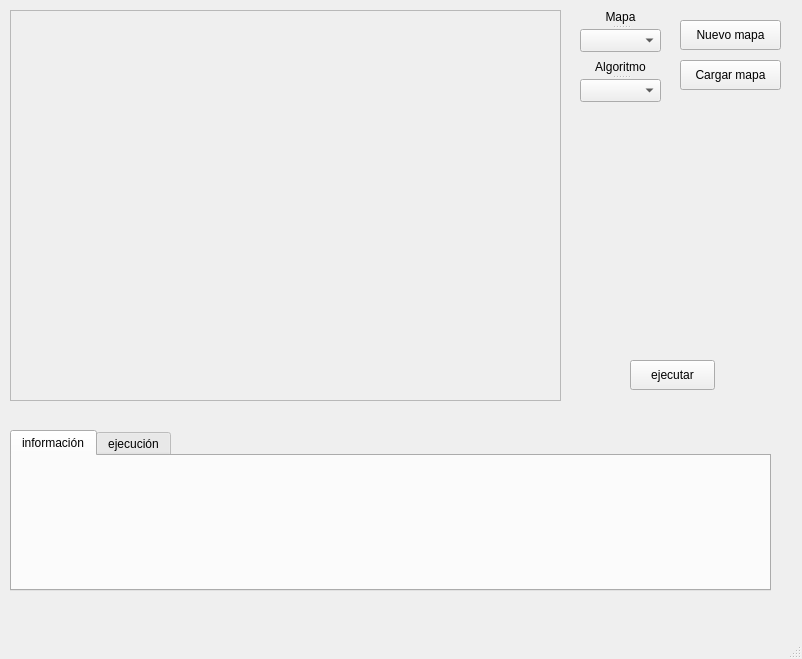
Old version of the form gui_src/tsp_gui.ui in the repository Bercero/Tsp_coa.
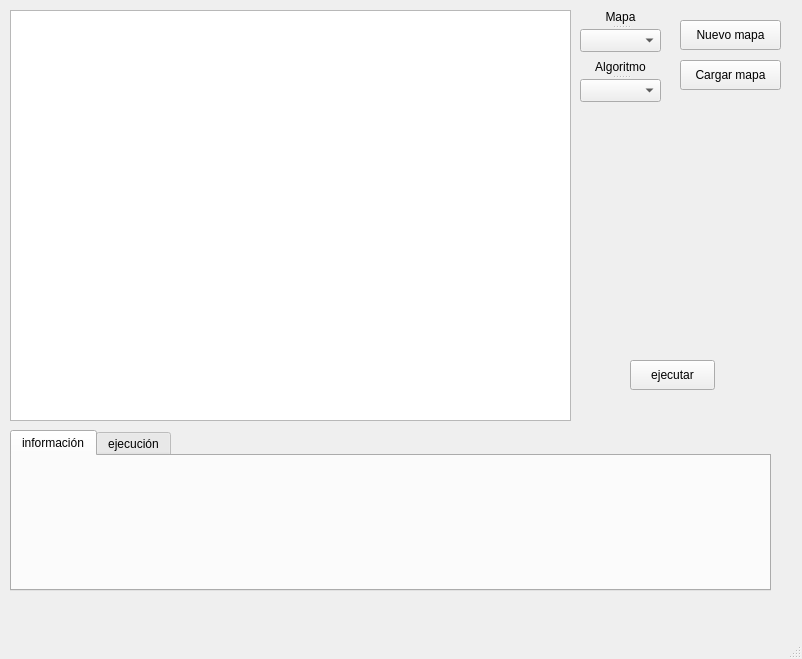
New version of the form.

```diff
--- a/gui_src/tsp_gui.ui
+++ b/gui_src/tsp_gui.ui
@@ -14,22 +14,6 @@
    <string>TSP ACO</string>
   </property>
   <widget class="QWidget" name="centralwidget">
-   <widget class="QFrame" name="frame">
-    <property name="geometry">
-     <rect>
-      <x>10</x>
-      <y>10</y>
-      <width>551</width>
-      <height>391</height>
-     </rect>
-    </property>
-    <property name="frameShape">
-     <enum>QFrame::StyledPanel</enum>
-    </property>
-    <property name="frameShadow">
-     <enum>QFrame::Raised</enum>
-    </property>
-   </widget>
    <widget class="QPushButton" name="newMapaButton">
     <property name="geometry">
      <rect>
@@ -130,6 +114,16 @@
      <string>Cargar mapa</string>
     </property>
    </widget>
+   <widget class="QGraphicsView" name="graphicsView">
+    <property name="geometry">
+     <rect>
+      <x>10</x>
+      <y>10</y>
+      <width>561</width>
+      <height>411</height>
+     </rect>
+    </property>
+   </widget>
   </widget>
   <widget class="QMenuBar" name="menubar">
    <property name="geometry">
```
